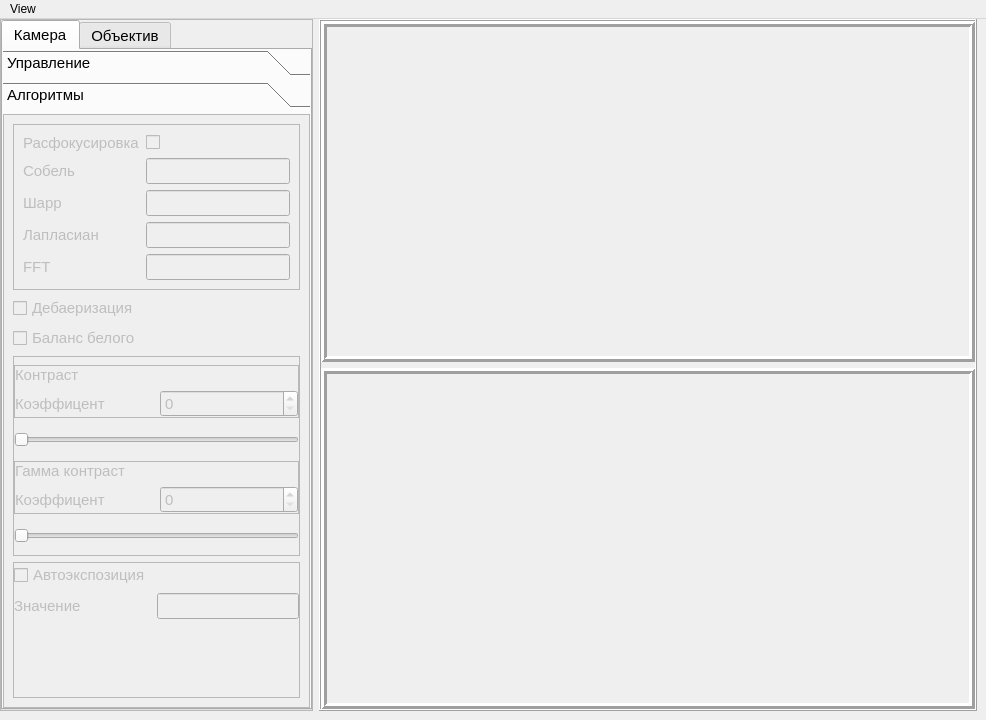
Above: project/source/mainwindow.ui from H4KC3R/AlgoDemon before the change. Below: the same form after it.
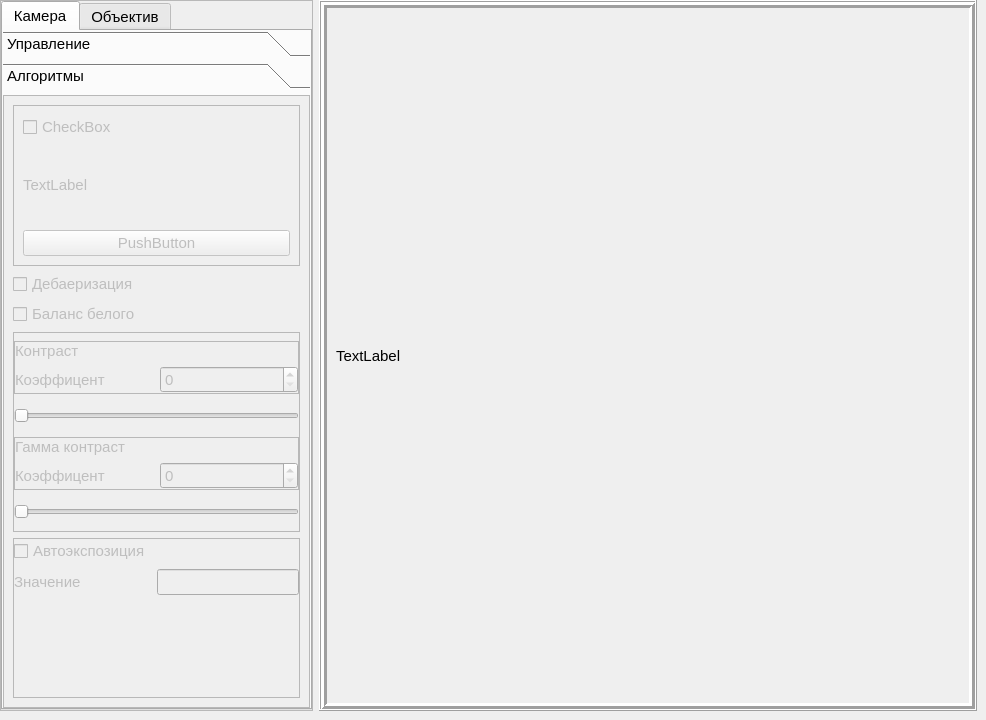
That is the form after the change. The open tabs and pages were chosen to show the change.

What changed in the file:
```diff
--- a/project/source/mainwindow.ui
+++ b/project/source/mainwindow.ui
@@ -630,74 +630,25 @@
                     <property name="frameShadow">
                      <enum>QFrame::Raised</enum>
                     </property>
-                    <layout class="QGridLayout" name="gridLayout_7">
-                     <item row="0" column="0">
-                      <widget class="QLabel" name="blur_lbl">
+                    <layout class="QVBoxLayout" name="verticalLayout_16">
+                     <item>
+                      <widget class="QCheckBox" name="cameraEnableFocusCheckBox">
                        <property name="text">
-                        <string>Расфокусировка</string>
+                        <string>CheckBox</string>
                        </property>
                       </widget>
                      </item>
-                     <item row="3" column="1">
-                      <widget class="QLineEdit" name="blur_laplacian_lnedit">
-                       <property name="readOnly">
-                        <bool>true</bool>
-                       </property>
-                      </widget>
-                     </item>
-                     <item row="3" column="0">
-                      <widget class="QLabel" name="blur_laplacian_lbl">
+                     <item>
+                      <widget class="QLabel" name="cameraFocusRoiLabel">
                        <property name="text">
-                        <string>Лапласиан</string>
+                        <string>TextLabel</string>
                        </property>
                       </widget>
                      </item>
-                     <item row="4" column="1">
-                      <widget class="QLineEdit" name="blur_fft_lnedit">
-                       <property name="readOnly">
-                        <bool>true</bool>
-                       </property>
-                      </widget>
-                     </item>
-                     <item row="2" column="1">
-                      <widget class="QLineEdit" name="blur_scharr_lnedit">
-                       <property name="readOnly">
-                        <bool>true</bool>
-                       </property>
-                      </widget>
-                     </item>
-                     <item row="2" column="0">
-                      <widget class="QLabel" name="blur_scharr_lbl">
+                     <item>
+                      <widget class="QPushButton" name="cameraFocusButton">
                        <property name="text">
-                        <string>Шарр</string>
-                       </property>
-                      </widget>
-                     </item>
-                     <item row="1" column="0">
-                      <widget class="QLabel" name="blur_sobel_lbl">
-                       <property name="text">
-                        <string>Собель</string>
-                       </property>
-                      </widget>
-                     </item>
-                     <item row="4" column="0">
-                      <widget class="QLabel" name="blur_fft_lbl">
-                       <property name="text">
-                        <string>FFT</string>
-                       </property>
-                      </widget>
-                     </item>
-                     <item row="0" column="1">
-                      <widget class="QCheckBox" name="blur_algo_en_chkbox">
-                       <property name="text">
-                        <string/>
-                       </property>
-                      </widget>
-                     </item>
-                     <item row="1" column="1">
-                      <widget class="QLineEdit" name="blur_sobel_lnedit">
-                       <property name="readOnly">
-                        <bool>true</bool>
+                        <string>PushButton</string>
                        </property>
                       </widget>
                      </item>
@@ -1190,21 +1141,15 @@
          <property name="lineWidth">
           <number>3</number>
          </property>
-         <layout class="QHBoxLayout" name="horizontalLayout_7"/>
-        </widget>
-       </item>
-       <item>
-        <widget class="QFrame" name="raw_image_frm">
-         <property name="frameShape">
-          <enum>QFrame::Box</enum>
-         </property>
-         <property name="frameShadow">
-          <enum>QFrame::Raised</enum>
-         </property>
-         <property name="lineWidth">
-          <number>3</number>
-         </property>
-         <layout class="QHBoxLayout" name="horizontalLayout_8"/>
+         <layout class="QHBoxLayout" name="horizontalLayout_7">
+          <item>
+           <widget class="QLabel" name="label_2">
+            <property name="text">
+             <string>TextLabel</string>
+            </property>
+           </widget>
+          </item>
+         </layout>
         </widget>
        </item>
       </layout>
@@ -1221,12 +1166,6 @@
      <height>21</height>
     </rect>
    </property>
-   <widget class="QMenu" name="menuView">
-    <property name="title">
-     <string>View</string>
-    </property>
-   </widget>
-   <addaction name="menuView"/>
   </widget>
  </widget>
  <resources/>
```
Left out of the diff: 231 changed lines with no effect on the pictures.
